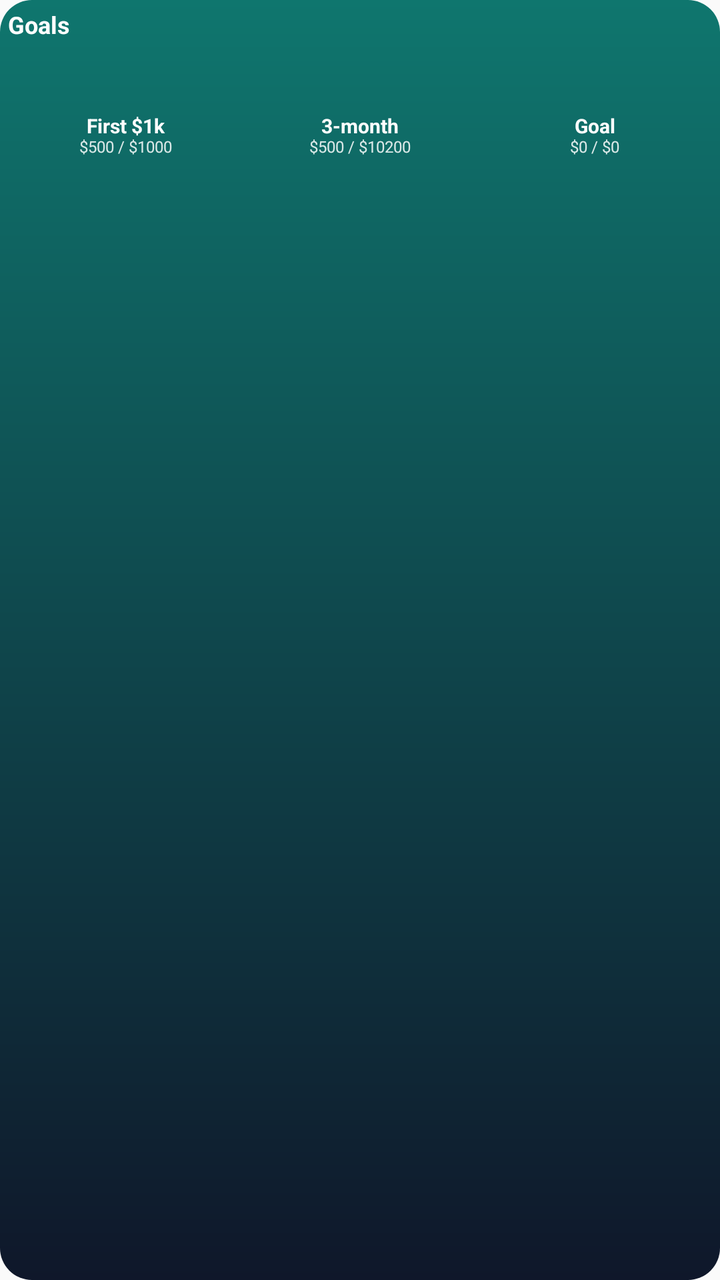
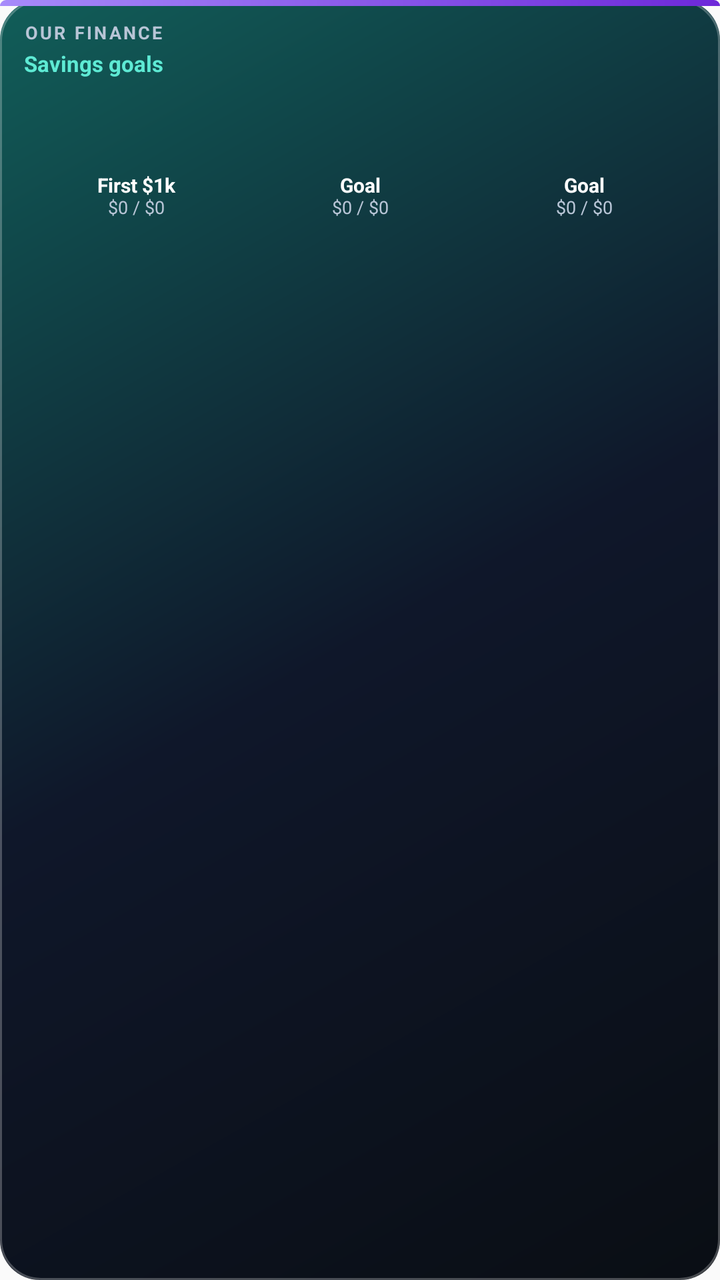

Before-and-after screenshots of an Android layout around one commit, followed by the original layout XML and the change that was made.
<!-- AndroidManifest.xml: application theme AppTheme -->
<!-- res/layout/widget_goals.xml -->
<?xml version="1.0" encoding="utf-8"?>
<LinearLayout xmlns:android="http://schemas.android.com/apk/res/android"
  android:id="@+id/widget_root"
  android:layout_width="match_parent"
  android:layout_height="match_parent"
  android:orientation="vertical"
  android:padding="4dp"
  android:background="@drawable/widget_bg">

  <TextView
    android:id="@+id/widget_title"
    android:layout_width="match_parent"
    android:layout_height="wrap_content"
    android:text="Goals"
    android:textStyle="bold"
    android:textSize="12sp"
    android:textColor="@android:color/white" />

  <LinearLayout
    android:id="@+id/widget_rings_row"
    android:layout_width="match_parent"
    android:layout_height="wrap_content"
    android:layout_marginTop="4dp"
    android:orientation="horizontal">

    <LinearLayout
      android:id="@+id/widget_goal1"
      android:layout_width="0dp"
      android:layout_height="wrap_content"
      android:layout_weight="1"
      android:orientation="vertical"
      android:gravity="center_horizontal">

      <ImageView
        android:id="@+id/widget_goal1_ring"
        android:layout_width="32dp"
        android:layout_height="32dp"
        android:contentDescription="Goal ring 1" />

      <TextView
        android:id="@+id/widget_goal1_label"
        android:layout_width="match_parent"
        android:layout_height="wrap_content"
        android:layout_marginTop="1dp"
        android:includeFontPadding="false"
        android:gravity="center"
        android:text="First $1k"
        android:textSize="10sp"
        android:textStyle="bold"
        android:textColor="@android:color/white"
        android:singleLine="true"
        android:ellipsize="end" />

      <TextView
        android:id="@+id/widget_goal1_meta"
        android:layout_width="match_parent"
        android:layout_height="wrap_content"
        android:includeFontPadding="false"
        android:gravity="center"
        android:text="$500 / $1000"
        android:textSize="8sp"
        android:textColor="@android:color/white"
        android:alpha="0.85"
        android:singleLine="true"
        android:ellipsize="end" />
    </LinearLayout>

    <LinearLayout
      android:id="@+id/widget_goal2"
      android:layout_width="0dp"
      android:layout_height="wrap_content"
      android:layout_weight="1"
      android:orientation="vertical"
      android:gravity="center_horizontal"
      android:paddingStart="6dp"
      android:paddingEnd="6dp">

      <ImageView
        android:id="@+id/widget_goal2_ring"
        android:layout_width="32dp"
        android:layout_height="32dp"
        android:contentDescription="Goal ring 2" />

      <TextView
        android:id="@+id/widget_goal2_label"
        android:layout_width="match_parent"
        android:layout_height="wrap_content"
        android:layout_marginTop="1dp"
        android:includeFontPadding="false"
        android:gravity="center"
        android:text="3-month"
        android:textSize="10sp"
        android:textStyle="bold"
        android:textColor="@android:color/white"
        android:singleLine="true"
        android:ellipsize="end" />

      <TextView
        android:id="@+id/widget_goal2_meta"
        android:layout_width="match_parent"
        android:layout_height="wrap_content"
        android:includeFontPadding="false"
        android:gravity="center"
        android:text="$500 / $10200"
        android:textSize="8sp"
        android:textColor="@android:color/white"
        android:alpha="0.85"
        android:singleLine="true"
        android:ellipsize="end" />
    </LinearLayout>

    <LinearLayout
      android:id="@+id/widget_goal3"
      android:layout_width="0dp"
      android:layout_height="wrap_content"
      android:layout_weight="1"
      android:orientation="vertical"
      android:gravity="center_horizontal">

      <ImageView
        android:id="@+id/widget_goal3_ring"
        android:layout_width="32dp"
        android:layout_height="32dp"
        android:contentDescription="Goal ring 3" />

      <TextView
        android:id="@+id/widget_goal3_label"
        android:layout_width="match_parent"
        android:layout_height="wrap_content"
        android:layout_marginTop="1dp"
        android:includeFontPadding="false"
        android:gravity="center"
        android:text="Goal"
        android:textSize="10sp"
        android:textStyle="bold"
        android:textColor="@android:color/white"
        android:singleLine="true"
        android:ellipsize="end" />

      <TextView
        android:id="@+id/widget_goal3_meta"
        android:layout_width="match_parent"
        android:layout_height="wrap_content"
        android:includeFontPadding="false"
        android:gravity="center"
        android:text="$0 / $0"
        android:textSize="8sp"
        android:textColor="@android:color/white"
        android:alpha="0.85"
        android:singleLine="true"
        android:ellipsize="end" />
    </LinearLayout>
  </LinearLayout>

</LinearLayout>
<!-- resources referenced by this layout -->
<resources>
  <!-- drawable widget_bg (drawable) -->
  <?xml version="1.0" encoding="utf-8"?>
  <shape xmlns:android="http://schemas.android.com/apk/res/android" android:shape="rectangle">
    <corners android:radius="16dp" />
    <gradient
      android:angle="90"
      android:startColor="#0F172A"
      android:endColor="#0F766E" />
    <padding
      android:left="12dp"
      android:top="12dp"
      android:right="12dp"
      android:bottom="12dp" />
  </shape>
  <style name="AppTheme" parent="Theme.AppCompat.Light.DarkActionBar">
          
          <item name="colorPrimary">@color/colorPrimary</item>
          <item name="colorPrimaryDark">@color/colorPrimaryDark</item>
          <item name="colorAccent">@color/colorAccent</item>
      </style>
</resources>

<!-- the commit's change to res/layout/widget_goals.xml (unified diff, before → after) -->
@@ -1,155 +1,175 @@
 <?xml version="1.0" encoding="utf-8"?>
-<LinearLayout xmlns:android="http://schemas.android.com/apk/res/android"
+<FrameLayout xmlns:android="http://schemas.android.com/apk/res/android"
   android:id="@+id/widget_root"
   android:layout_width="match_parent"
   android:layout_height="match_parent"
-  android:orientation="vertical"
-  android:padding="4dp"
-  android:background="@drawable/widget_bg">
+  android:background="@drawable/widget_shell">
 
-  <TextView
-    android:id="@+id/widget_title"
+  <View
     android:layout_width="match_parent"
-    android:layout_height="wrap_content"
-    android:text="Goals"
-    android:textStyle="bold"
-    android:textSize="12sp"
-    android:textColor="@android:color/white" />
+    android:layout_height="3dp"
+    android:background="@drawable/widget_accent_violet" />
 
   <LinearLayout
-    android:id="@+id/widget_rings_row"
     android:layout_width="match_parent"
-    android:layout_height="wrap_content"
-    android:layout_marginTop="4dp"
-    android:orientation="horizontal">
+    android:layout_height="match_parent"
+    android:orientation="vertical"
+    android:paddingStart="12dp"
+    android:paddingTop="10dp"
+    android:paddingEnd="12dp"
+    android:paddingBottom="10dp">
+
+    <TextView
+      android:layout_width="match_parent"
+      android:layout_height="wrap_content"
+      android:letterSpacing="0.12"
+      android:text="OUR FINANCE"
+      android:textAllCaps="true"
+      android:textColor="@color/widget_text_muted"
+      android:textSize="9sp"
+      android:textStyle="bold" />
+
+    <TextView
+      android:id="@+id/widget_title"
+      android:layout_width="match_parent"
+      android:layout_height="wrap_content"
+      android:layout_marginTop="2dp"
+      android:text="Savings goals"
+      android:textColor="@color/widget_text_accent"
+      android:textSize="11sp"
+      android:textStyle="bold" />
 
     <LinearLayout
-      android:id="@+id/widget_goal1"
-      android:layout_width="0dp"
+      android:id="@+id/widget_rings_row"
+      android:layout_width="match_parent"
       android:layout_height="wrap_content"
-      android:layout_weight="1"
-      android:orientation="vertical"
-      android:gravity="center_horizontal">
+      android:layout_marginTop="6dp"
+      android:orientation="horizontal">
 
-      <ImageView
-        android:id="@+id/widget_goal1_ring"
-        android:layout_width="32dp"
-        android:layout_height="32dp"
-        android:contentDescription="Goal ring 1" />
+      <LinearLayout
+        android:id="@+id/widget_goal1"
+        android:layout_width="0dp"
+        android:layout_height="wrap_content"
+        android:layout_weight="1"
+        android:gravity="center_horizontal"
+        android:orientation="vertical">
 
-      <TextView
-        android:id="@+id/widget_goal1_label"
-        android:layout_width="match_parent"
+        <ImageView
+          android:id="@+id/widget_goal1_ring"
+          android:layout_width="40dp"
+          android:layout_height="40dp"
+          android:contentDescription="Goal ring 1" />
+
+        <TextView
+          android:id="@+id/widget_goal1_label"
+          android:layout_width="match_parent"
+          android:layout_height="wrap_content"
+          android:layout_marginTop="2dp"
+          android:ellipsize="end"
+          android:gravity="center"
+          android:includeFontPadding="false"
+          android:singleLine="true"
+          android:text="First $1k"
+          android:textColor="@color/widget_text_primary"
+          android:textSize="10sp"
+          android:textStyle="bold" />
+
+        <TextView
+          android:id="@+id/widget_goal1_meta"
+          android:layout_width="match_parent"
+          android:layout_height="wrap_content"
+          android:ellipsize="end"
+          android:gravity="center"
+          android:includeFontPadding="false"
+          android:singleLine="true"
+          android:text="$0 / $0"
+          android:textColor="@color/widget_text_muted"
+          android:textSize="9sp" />
+      </LinearLayout>
+
+      <LinearLayout
+        android:id="@+id/widget_goal2"
+        android:layout_width="0dp"
         android:layout_height="wrap_content"
-        android:layout_marginTop="1dp"
-        android:includeFontPadding="false"
-        android:gravity="center"
-        android:text="First $1k"
-        android:textSize="10sp"
-        android:textStyle="bold"
-        android:textColor="@android:color/white"
-        android:singleLine="true"
-        android:ellipsize="end" />
+        android:layout_weight="1"
+        android:gravity="center_horizontal"
+        android:orientation="vertical"
+        android:paddingStart="4dp"
+        android:paddingEnd="4dp">
 
-      <TextView
-        android:id="@+id/widget_goal1_meta"
-        android:layout_width="match_parent"
+        <ImageView
+          android:id="@+id/widget_goal2_ring"
+          android:layout_width="40dp"
+          android:layout_height="40dp"
+          android:contentDescription="Goal ring 2" />
+
+        <TextView
+          android:id="@+id/widget_goal2_label"
+          android:layout_width="match_parent"
+          android:layout_height="wrap_content"
+          android:layout_marginTop="2dp"
+          android:ellipsize="end"
+          android:gravity="center"
+          android:includeFontPadding="false"
+          android:singleLine="true"
+          android:text="Goal"
+          android:textColor="@color/widget_text_primary"
+          android:textSize="10sp"
+          android:textStyle="bold" />
+
+        <TextView
+          android:id="@+id/widget_goal2_meta"
+          android:layout_width="match_parent"
+          android:layout_height="wrap_content"
+          android:ellipsize="end"
+          android:gravity="center"
+          android:includeFontPadding="false"
+          android:singleLine="true"
+          android:text="$0 / $0"
+          android:textColor="@color/widget_text_muted"
+          android:textSize="9sp" />
+      </LinearLayout>
+
+      <LinearLayout
+        android:id="@+id/widget_goal3"
+        android:layout_width="0dp"
         android:layout_height="wrap_content"
-        android:includeFontPadding="false"
-        android:gravity="center"
-        android:text="$500 / $1000"
-        android:textSize="8sp"
-        android:textColor="@android:color/white"
-        android:alpha="0.85"
-        android:singleLine="true"
-        android:ellipsize="end" />
-    </LinearLayout>
+        android:layout_weight="1"
+        android:gravity="center_horizontal"
+        android:orientation="vertical">
 
-    <LinearLayout
-      android:id="@+id/widget_goal2"
-      android:layout_width="0dp"
-      android:layout_height="wrap_content"
-      android:layout_weight="1"
-      android:orientation="vertical"
-      android:gravity="center_horizontal"
-      android:paddingStart="6dp"
-      android:paddingEnd="6dp">
+        <ImageView
+          android:id="@+id/widget_goal3_ring"
+          android:layout_width="40dp"
+          android:layout_height="40dp"
+          android:contentDescription="Goal ring 3" />
 
-      <ImageView
-        android:id="@+id/widget_goal2_ring"
-        android:layout_width="32dp"
-        android:layout_height="32dp"
-        android:contentDescription="Goal ring 2" />
+        <TextView
+          android:id="@+id/widget_goal3_label"
+          android:layout_width="match_parent"
+          android:layout_height="wrap_content"
+          android:layout_marginTop="2dp"
+          android:ellipsize="end"
+          android:gravity="center"
+          android:includeFontPadding="false"
+          android:singleLine="true"
+          android:text="Goal"
+          android:textColor="@color/widget_text_primary"
+          android:textSize="10sp"
+          android:textStyle="bold" />
 
-      <TextView
-        android:id="@+id/widget_goal2_label"
-        android:layout_width="match_parent"
-        android:layout_height="wrap_content"
-        android:layout_marginTop="1dp"
-        android:includeFontPadding="false"
-        android:gravity="center"
-        android:text="3-month"
-        android:textSize="10sp"
-        android:textStyle="bold"
-        android:textColor="@android:color/white"
-        android:singleLine="true"
-        android:ellipsize="end" />
-
-      <TextView
-        android:id="@+id/widget_goal2_meta"
-        android:layout_width="match_parent"
-        android:layout_height="wrap_content"
-        android:includeFontPadding="false"
-        android:gravity="center"
-        android:text="$500 / $10200"
-        android:textSize="8sp"
-        android:textColor="@android:color/white"
-        android:alpha="0.85"
-        android:singleLine="true"
-        android:ellipsize="end" />
-    </LinearLayout>
-
-    <LinearLayout
-      android:id="@+id/widget_goal3"
-      android:layout_width="0dp"
-      android:layout_height="wrap_content"
-      android:layout_weight="1"
-      android:orientation="vertical"
-      android:gravity="center_horizontal">
-
-      <ImageView
-        android:id="@+id/widget_goal3_ring"
-        android:layout_width="32dp"
-        android:layout_height="32dp"
-        android:contentDescription="Goal ring 3" />
-
-      <TextView
-        android:id="@+id/widget_goal3_label"
-        android:layout_width="match_parent"
-        android:layout_height="wrap_content"
-        android:layout_marginTop="1dp"
-        android:includeFontPadding="false"
-        android:gravity="center"
-        android:text="Goal"
-        android:textSize="10sp"
-        android:textStyle="bold"
-        android:textColor="@android:color/white"
-        android:singleLine="true"
-        android:ellipsize="end" />
-
-      <TextView
-        android:id="@+id/widget_goal3_meta"
-        android:layout_width="match_parent"
-        android:layout_height="wrap_content"
-        android:includeFontPadding="false"
-        android:gravity="center"
-        android:text="$0 / $0"
-        android:textSize="8sp"
-        android:textColor="@android:color/white"
-        android:alpha="0.85"
-        android:singleLine="true"
-        android:ellipsize="end" />
+        <TextView
+          android:id="@+id/widget_goal3_meta"
+          android:layout_width="match_parent"
+          android:layout_height="wrap_content"
+          android:ellipsize="end"
+          android:gravity="center"
+          android:includeFontPadding="false"
+          android:singleLine="true"
+          android:text="$0 / $0"
+          android:textColor="@color/widget_text_muted"
+          android:textSize="9sp" />
+      </LinearLayout>
     </LinearLayout>
   </LinearLayout>
-
-</LinearLayout>
+</FrameLayout>
<!-- resource entries referenced after the edit -->
@@ -1,19 +1,42 @@
 <!-- resources referenced by this layout -->
 <resources>
-  <!-- drawable widget_bg (drawable) -->
+  <color name="widget_text_accent">#5EEAD4</color>
+  <color name="widget_text_muted">#B8C5D6</color>
+  <color name="widget_text_primary">#FFFFFFFF</color>
+  <!-- drawable widget_accent_violet (drawable) -->
   <?xml version="1.0" encoding="utf-8"?>
   <shape xmlns:android="http://schemas.android.com/apk/res/android" android:shape="rectangle">
-    <corners android:radius="16dp" />
+    <corners
+      android:topLeftRadius="20dp"
+      android:topRightRadius="20dp" />
     <gradient
-      android:angle="90"
-      android:startColor="#0F172A"
-      android:endColor="#0F766E" />
-    <padding
-      android:left="12dp"
-      android:top="12dp"
-      android:right="12dp"
-      android:bottom="12dp" />
+      android:angle="0"
+      android:startColor="#A78BFA"
+      android:endColor="#6D28D9" />
+    <size android:height="3dp" />
   </shape>
+  <!-- drawable widget_shell (drawable) -->
+  <?xml version="1.0" encoding="utf-8"?>
+  <layer-list xmlns:android="http://schemas.android.com/apk/res/android">
+    <item>
+      <shape android:shape="rectangle">
+        <corners android:radius="20dp" />
+        <gradient
+          android:angle="135"
+          android:startColor="#0A0E14"
+          android:centerColor="#0F172A"
+          android:endColor="#115E59" />
+      </shape>
+    </item>
+    <item>
+      <shape android:shape="rectangle">
+        <corners android:radius="20dp" />
+        <stroke
+          android:width="1dp"
+          android:color="#40FFFFFF" />
+      </shape>
+    </item>
+  </layer-list>
   <style name="AppTheme" parent="Theme.AppCompat.Light.DarkActionBar">
           
           <item name="colorPrimary">@color/colorPrimary</item>
